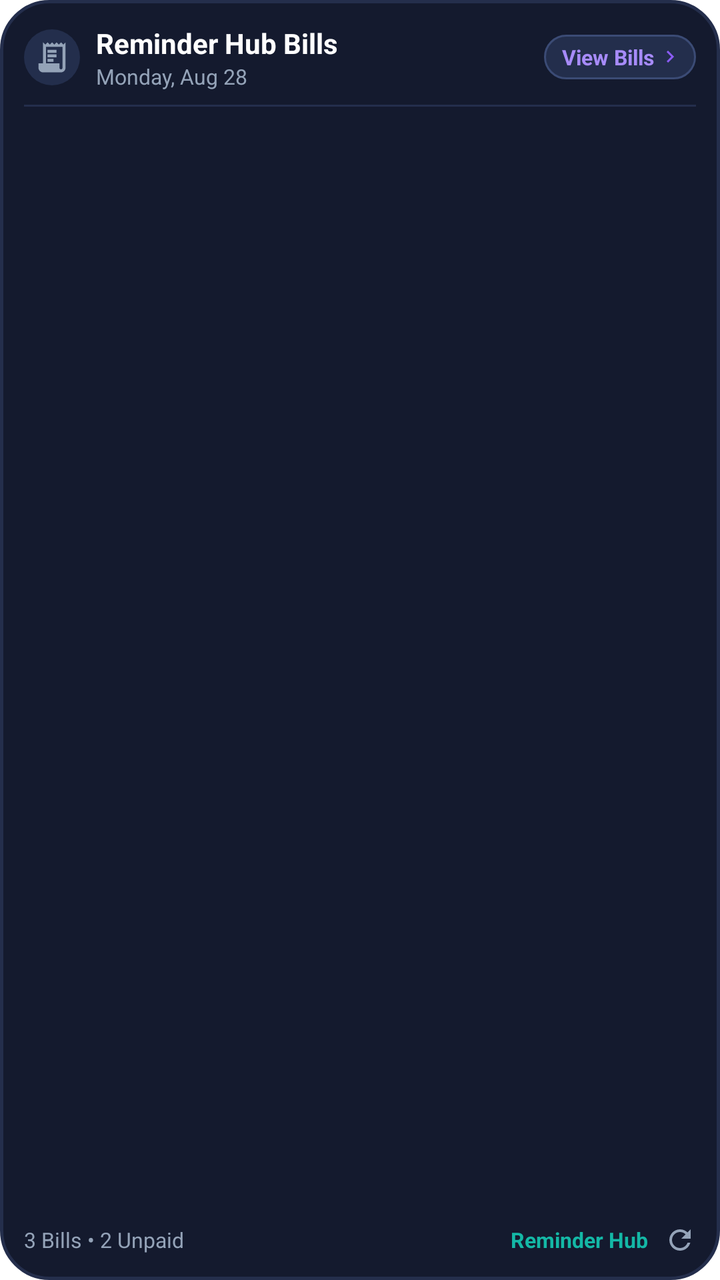
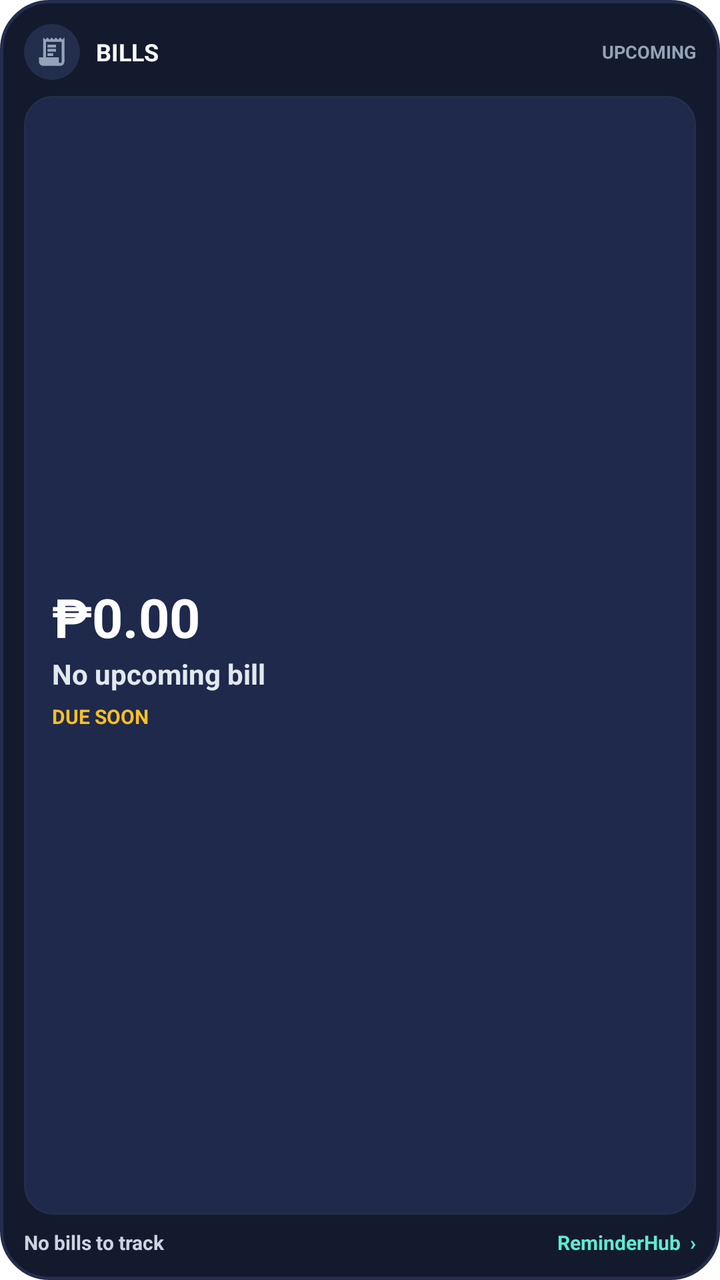

Two renders of the same Android screen: before a commit and after it. Below are the layout's source before the change and the commit's diff.
<!-- AndroidManifest.xml: fallback theme Theme.MaterialComponents.DayNight.NoActionBar -->
<!-- res/layout/bills_widget.xml -->
<?xml version="1.0" encoding="utf-8"?>
<LinearLayout xmlns:android="http://schemas.android.com/apk/res/android"
    android:id="@+id/bills_widget_root"
    android:layout_width="match_parent"
    android:layout_height="match_parent"
    android:background="@drawable/widget_background"
    android:orientation="vertical"
    android:padding="12dp">

    
    <LinearLayout
        android:id="@+id/widget_header_bar"
        android:layout_width="match_parent"
        android:layout_height="wrap_content"
        android:gravity="center_vertical"
        android:orientation="horizontal">

        <FrameLayout
            android:layout_width="28dp"
            android:layout_height="28dp"
            android:background="@drawable/widget_icon_circle_bg"
            android:layout_marginEnd="8dp">

            <ImageView
                android:layout_width="18dp"
                android:layout_height="18dp"
                android:layout_gravity="center"
                android:src="@drawable/ic_receipt_outline"
                android:contentDescription="Bills Icon" />
        </FrameLayout>

        <LinearLayout
            android:layout_width="0dp"
            android:layout_height="wrap_content"
            android:layout_weight="1"
            android:orientation="vertical">

            <TextView
                android:id="@+id/widget_header_title"
                android:layout_width="wrap_content"
                android:layout_height="wrap_content"
                android:text="Reminder Hub Bills"
                android:textColor="#FFFFFF"
                android:textSize="14sp"
                android:textStyle="bold" />

            <TextView
                android:id="@+id/widget_date_subtitle"
                android:layout_width="wrap_content"
                android:layout_height="wrap_content"
                android:text="Monday, Aug 28"
                android:textColor="#94A3B8"
                android:textSize="10.5sp" />
        </LinearLayout>

        
        <LinearLayout
            android:id="@+id/widget_btn_view_bills"
            android:layout_width="wrap_content"
            android:layout_height="wrap_content"
            android:background="@drawable/widget_action_button_bg"
            android:gravity="center_vertical"
            android:orientation="horizontal"
            android:paddingStart="9dp"
            android:paddingTop="4dp"
            android:paddingEnd="7dp"
            android:paddingBottom="4dp">

            <TextView
                android:layout_width="wrap_content"
                android:layout_height="wrap_content"
                android:text="View Bills"
                android:textColor="#A78BFA"
                android:textSize="10.5sp"
                android:textStyle="bold" />

            <ImageView
                android:layout_width="12dp"
                android:layout_height="12dp"
                android:layout_marginStart="2dp"
                android:src="@drawable/ic_widget_arrow_right"
                android:contentDescription="Go" />
        </LinearLayout>
    </LinearLayout>

    
    <ImageView
        android:layout_width="match_parent"
        android:layout_height="1dp"
        android:layout_marginTop="7dp"
        android:layout_marginBottom="7dp"
        android:background="#242E4C"
        android:contentDescription="divider" />

    
    <FrameLayout
        android:id="@+id/widget_list_container"
        android:layout_width="match_parent"
        android:layout_height="0dp"
        android:layout_weight="1">

        <ListView
            android:id="@+id/widget_bills_list"
            android:layout_width="match_parent"
            android:layout_height="match_parent"
            android:divider="@android:color/transparent"
            android:dividerHeight="5dp"
            android:clipToPadding="false"
            android:scrollbars="none"
            android:visibility="visible" />

        
        <LinearLayout
            android:id="@+id/widget_empty_layout"
            android:layout_width="match_parent"
            android:layout_height="match_parent"
            android:orientation="vertical"
            android:gravity="center"
            android:visibility="gone"
            android:padding="16dp">

            <ImageView
                android:layout_width="48dp"
                android:layout_height="48dp"
                android:src="@drawable/ic_receipt_outline"
                android:contentDescription="No bills" />

            <TextView
                android:layout_width="wrap_content"
                android:layout_height="wrap_content"
                android:layout_marginTop="8dp"
                android:text="No bills tracked"
                android:textSize="12sp"
                android:textColor="#94A3B8"
                android:textStyle="bold"
                android:gravity="center" />

            <TextView
                android:layout_width="wrap_content"
                android:layout_height="wrap_content"
                android:layout_marginTop="2dp"
                android:text="Add bills in Reminder Hub to see them here"
                android:textSize="10.5sp"
                android:textColor="#64748B"
                android:gravity="center" />
        </LinearLayout>
    </FrameLayout>

    
    <LinearLayout
        android:layout_width="match_parent"
        android:layout_height="wrap_content"
        android:orientation="horizontal"
        android:gravity="center_vertical"
        android:paddingTop="6dp">

        <TextView
            android:id="@+id/widget_footer_info"
            android:layout_width="0dp"
            android:layout_height="wrap_content"
            android:layout_weight="1"
            android:text="3 Bills • 2 Unpaid"
            android:textSize="10.5sp"
            android:textColor="#94A3B8"
            android:gravity="start" />

        <TextView
            android:id="@+id/widget_footer_brand"
            android:layout_width="wrap_content"
            android:layout_height="wrap_content"
                android:text="Reminder Hub"
            android:textSize="10.5sp"
            android:textStyle="bold"
            android:textColor="#14B8A6"
            android:gravity="end" />

        <ImageView
            android:id="@+id/widget_btn_refresh"
            android:layout_width="16dp"
            android:layout_height="16dp"
            android:layout_marginStart="8dp"
            android:src="@drawable/ic_widget_refresh"
            android:contentDescription="Refresh" />
    </LinearLayout>
</LinearLayout>
<!-- resources referenced by this layout -->
<resources>
  <!-- drawable ic_receipt_outline (drawable) -->
  ﻿<?xml version="1.0" encoding="utf-8"?>
  <vector xmlns:android="http://schemas.android.com/apk/res/android"
      android:width="24dp"
      android:height="24dp"
      android:viewportWidth="24"
      android:viewportHeight="24">
    <path
        android:fillColor="#94A3B8"
        android:pathData="M19.5,3.5L18,2l-1.5,1.5L15,2l-1.5,1.5L12,2l-1.5,1.5L9,2L7.5,3.5L6,2v14H3v3c0,1.66 1.34,3 3,3h12c1.66,0 3,-1.34 3,-3V2l-1.5,1.5zM19,19c0,0.55 -0.45,1 -1,1s-1,-0.45 -1,-1v-3H8V5h11v14zM9,7h6v2H9V7zM15,10H9v2h6v-2zM9,13h4v2H9v-2z"/>
  </vector>
  <!-- drawable ic_widget_arrow_right (drawable) -->
  <vector xmlns:android="http://schemas.android.com/apk/res/android"
      android:width="24dp"
      android:height="24dp"
      android:viewportWidth="24"
      android:viewportHeight="24">
    <path
        android:fillColor="#8B5CF6"
        android:pathData="M8.59,16.59L13.17,12 8.59,7.41 10,6l6,6 -6,6 -1.41,-1.41z"/>
  </vector>
  <!-- drawable ic_widget_refresh (drawable) -->
  <vector xmlns:android="http://schemas.android.com/apk/res/android"
      android:width="24dp"
      android:height="24dp"
      android:viewportWidth="24"
      android:viewportHeight="24">
    <path
        android:fillColor="#94A3B8"
        android:pathData="M17.65,6.35C16.2,4.9 14.21,4 12,4c-4.42,0 -7.99,3.58 -7.99,8s3.57,8 7.99,8c3.73,0 6.84,-2.55 7.73,-6h-2.08c-0.82,2.33 -3.04,4 -5.65,4 -3.31,0 -6,-2.69 -6,-6s2.69,-6 6,-6c1.66,0 3.14,0.69 4.22,1.78L13,11h7V4l-2.35,2.35z"/>
  </vector>
  <!-- drawable widget_action_button_bg (drawable) -->
  <?xml version="1.0" encoding="utf-8"?>
  <shape xmlns:android="http://schemas.android.com/apk/res/android"
      android:shape="rectangle">
      <corners android:radius="14dp" />
      <solid android:color="#232E4C" />
      <stroke
          android:width="1dp"
          android:color="#3B4B75" />
  </shape>
  <!-- drawable widget_background (drawable) -->
  <?xml version="1.0" encoding="utf-8"?>
  <shape xmlns:android="http://schemas.android.com/apk/res/android"
      android:shape="rectangle">
      <corners android:radius="24dp" />
      <solid android:color="#141A2E" />
      <stroke
          android:width="1.5dp"
          android:color="#242E4C" />
  </shape>
  <!-- drawable widget_icon_circle_bg (drawable) -->
  <?xml version="1.0" encoding="utf-8"?>
  <shape xmlns:android="http://schemas.android.com/apk/res/android"
      android:shape="oval">
      <solid android:color="#232E4C" />
  </shape>
</resources>

<!-- the commit's change to res/layout/bills_widget.xml (unified diff, before → after) -->
@@ -7,7 +7,6 @@
     android:orientation="vertical"
     android:padding="12dp">
 
-    
     <LinearLayout
         android:id="@+id/widget_header_bar"
         android:layout_width="match_parent"
@@ -18,168 +17,142 @@
         <FrameLayout
             android:layout_width="28dp"
             android:layout_height="28dp"
-            android:background="@drawable/widget_icon_circle_bg"
-            android:layout_marginEnd="8dp">
-
+            android:layout_marginEnd="8dp"
+            android:background="@drawable/widget_icon_circle_bg">
             <ImageView
-                android:layout_width="18dp"
-                android:layout_height="18dp"
+                android:layout_width="17dp"
+                android:layout_height="17dp"
                 android:layout_gravity="center"
-                android:src="@drawable/ic_receipt_outline"
-                android:contentDescription="Bills Icon" />
+                android:contentDescription="Bills"
+                android:src="@drawable/ic_receipt_outline" />
         </FrameLayout>
 
-        <LinearLayout
+        <TextView
+            android:id="@+id/widget_header_title"
             android:layout_width="0dp"
             android:layout_height="wrap_content"
             android:layout_weight="1"
-            android:orientation="vertical">
+            android:text="BILLS"
+            android:textColor="#F8FAFC"
+            android:textSize="12sp"
+            android:textStyle="bold" />
 
-            <TextView
-                android:id="@+id/widget_header_title"
-                android:layout_width="wrap_content"
-                android:layout_height="wrap_content"
-                android:text="Reminder Hub Bills"
-                android:textColor="#FFFFFF"
-                android:textSize="14sp"
-                android:textStyle="bold" />
-
-            <TextView
-                android:id="@+id/widget_date_subtitle"
-                android:layout_width="wrap_content"
-                android:layout_height="wrap_content"
-                android:text="Monday, Aug 28"
-                android:textColor="#94A3B8"
-                android:textSize="10.5sp" />
-        </LinearLayout>
-
-        
-        <LinearLayout
-            android:id="@+id/widget_btn_view_bills"
+        <TextView
+            android:id="@+id/widget_date_subtitle"
             android:layout_width="wrap_content"
             android:layout_height="wrap_content"
-            android:background="@drawable/widget_action_button_bg"
-            android:gravity="center_vertical"
-            android:orientation="horizontal"
-            android:paddingStart="9dp"
-            android:paddingTop="4dp"
-            android:paddingEnd="7dp"
-            android:paddingBottom="4dp">
-
-            <TextView
-                android:layout_width="wrap_content"
-                android:layout_height="wrap_content"
-                android:text="View Bills"
-                android:textColor="#A78BFA"
-                android:textSize="10.5sp"
-                android:textStyle="bold" />
-
-            <ImageView
-                android:layout_width="12dp"
-                android:layout_height="12dp"
-                android:layout_marginStart="2dp"
-                android:src="@drawable/ic_widget_arrow_right"
-                android:contentDescription="Go" />
-        </LinearLayout>
+            android:text="UPCOMING"
+            android:textColor="#94A3B8"
+            android:textSize="9sp"
+            android:textStyle="bold" />
     </LinearLayout>
 
-    
-    <ImageView
-        android:layout_width="match_parent"
-        android:layout_height="1dp"
-        android:layout_marginTop="7dp"
-        android:layout_marginBottom="7dp"
-        android:background="#242E4C"
-        android:contentDescription="divider" />
-
-    
-    <FrameLayout
-        android:id="@+id/widget_list_container"
+    <LinearLayout
+        android:id="@+id/widget_bill_hero"
         android:layout_width="match_parent"
         android:layout_height="0dp"
-        android:layout_weight="1">
+        android:layout_marginTop="8dp"
+        android:layout_weight="1"
+        android:background="@drawable/widget_bills_bg"
+        android:gravity="center_vertical"
+        android:orientation="vertical"
+        android:paddingStart="14dp"
+        android:paddingTop="10dp"
+        android:paddingEnd="14dp"
+        android:paddingBottom="10dp">
 
-        <ListView
-            android:id="@+id/widget_bills_list"
+        <TextView
+            android:id="@+id/widget_bill_amount"
             android:layout_width="match_parent"
-            android:layout_height="match_parent"
-            android:divider="@android:color/transparent"
-            android:dividerHeight="5dp"
-            android:clipToPadding="false"
-            android:scrollbars="none"
-            android:visibility="visible" />
+            android:layout_height="wrap_content"
+            android:ellipsize="end"
+            android:maxLines="1"
+            android:text="₱0.00"
+            android:textColor="#FFFFFF"
+            android:textSize="27sp"
+            android:textStyle="bold" />
 
-        
-        <LinearLayout
-            android:id="@+id/widget_empty_layout"
+        <TextView
+            android:id="@+id/widget_bill_name"
             android:layout_width="match_parent"
-            android:layout_height="match_parent"
-            android:orientation="vertical"
-            android:gravity="center"
-            android:visibility="gone"
-            android:padding="16dp">
+            android:layout_height="wrap_content"
+            android:layout_marginTop="1dp"
+            android:ellipsize="end"
+            android:maxLines="1"
+            android:text="No upcoming bill"
+            android:textColor="#E2E8F0"
+            android:textSize="14sp"
+            android:textStyle="bold" />
 
-            <ImageView
-                android:layout_width="48dp"
-                android:layout_height="48dp"
-                android:src="@drawable/ic_receipt_outline"
-                android:contentDescription="No bills" />
+        <TextView
+            android:id="@+id/widget_bill_due_status"
+            android:layout_width="match_parent"
+            android:layout_height="wrap_content"
+            android:layout_marginTop="5dp"
+            android:ellipsize="end"
+            android:maxLines="1"
+            android:text="DUE SOON"
+            android:textColor="#FBBF24"
+            android:textSize="10sp"
+            android:textStyle="bold" />
+    </LinearLayout>
 
-            <TextView
-                android:layout_width="wrap_content"
-                android:layout_height="wrap_content"
-                android:layout_marginTop="8dp"
-                android:text="No bills tracked"
-                android:textSize="12sp"
-                android:textColor="#94A3B8"
-                android:textStyle="bold"
-                android:gravity="center" />
-
-            <TextView
-                android:layout_width="wrap_content"
-                android:layout_height="wrap_content"
-                android:layout_marginTop="2dp"
-                android:text="Add bills in Reminder Hub to see them here"
-                android:textSize="10.5sp"
-                android:textColor="#64748B"
-                android:gravity="center" />
-        </LinearLayout>
-    </FrameLayout>
-
-    
     <LinearLayout
         android:layout_width="match_parent"
         android:layout_height="wrap_content"
-        android:orientation="horizontal"
+        android:layout_marginTop="7dp"
         android:gravity="center_vertical"
-        android:paddingTop="6dp">
+        android:orientation="horizontal">
 
         <TextView
             android:id="@+id/widget_footer_info"
             android:layout_width="0dp"
             android:layout_height="wrap_content"
             android:layout_weight="1"
-            android:text="3 Bills • 2 Unpaid"
-            android:textSize="10.5sp"
-            android:textColor="#94A3B8"
-            android:gravity="start" />
+            android:text="No bills to track"
+            android:textColor="#CBD5E1"
+            android:textSize="10sp"
+            android:textStyle="bold" />
 
         <TextView
             android:id="@+id/widget_footer_brand"
             android:layout_width="wrap_content"
             android:layout_height="wrap_content"
-                android:text="Reminder Hub"
-            android:textSize="10.5sp"
-            android:textStyle="bold"
-            android:textColor="#14B8A6"
-            android:gravity="end" />
+            android:text="ReminderHub  ›"
+            android:textColor="#5EEAD4"
+            android:textSize="10sp"
+            android:textStyle="bold" />
+    </LinearLayout>
 
-        <ImageView
-            android:id="@+id/widget_btn_refresh"
-            android:layout_width="16dp"
-            android:layout_height="16dp"
-            android:layout_marginStart="8dp"
-            android:src="@drawable/ic_widget_refresh"
-            android:contentDescription="Refresh" />
-    </LinearLayout>
+    
+    <ListView
+        android:id="@+id/widget_bills_list"
+        android:layout_width="0dp"
+        android:layout_height="0dp"
+        android:visibility="gone" />
+    <FrameLayout
+        android:id="@+id/widget_empty_layout"
+        android:layout_width="0dp"
+        android:layout_height="0dp"
+        android:visibility="gone" />
+    <FrameLayout
+        android:id="@+id/widget_list_container"
+        android:layout_width="0dp"
+        android:layout_height="0dp"
+        android:visibility="gone" />
+    <ImageView
+        android:id="@+id/widget_btn_refresh"
+        android:layout_width="0dp"
+        android:layout_height="0dp"
+        android:visibility="gone" />
+    <TextView
+        android:id="@+id/widget_footer_brand"
+        android:layout_width="0dp"
+        android:layout_height="0dp"
+        android:visibility="gone" />
+    <LinearLayout
+        android:id="@+id/widget_btn_view_bills"
+        android:layout_width="0dp"
+        android:layout_height="0dp"
+        android:visibility="gone" />
 </LinearLayout>
<!-- resource entries referenced after the edit -->
@@ -11,36 +11,6 @@
         android:fillColor="#94A3B8"
         android:pathData="M19.5,3.5L18,2l-1.5,1.5L15,2l-1.5,1.5L12,2l-1.5,1.5L9,2L7.5,3.5L6,2v14H3v3c0,1.66 1.34,3 3,3h12c1.66,0 3,-1.34 3,-3V2l-1.5,1.5zM19,19c0,0.55 -0.45,1 -1,1s-1,-0.45 -1,-1v-3H8V5h11v14zM9,7h6v2H9V7zM15,10H9v2h6v-2zM9,13h4v2H9v-2z"/>
   </vector>
-  <!-- drawable ic_widget_arrow_right (drawable) -->
-  <vector xmlns:android="http://schemas.android.com/apk/res/android"
-      android:width="24dp"
-      android:height="24dp"
-      android:viewportWidth="24"
-      android:viewportHeight="24">
-    <path
-        android:fillColor="#8B5CF6"
-        android:pathData="M8.59,16.59L13.17,12 8.59,7.41 10,6l6,6 -6,6 -1.41,-1.41z"/>
-  </vector>
-  <!-- drawable ic_widget_refresh (drawable) -->
-  <vector xmlns:android="http://schemas.android.com/apk/res/android"
-      android:width="24dp"
-      android:height="24dp"
-      android:viewportWidth="24"
-      android:viewportHeight="24">
-    <path
-        android:fillColor="#94A3B8"
-        android:pathData="M17.65,6.35C16.2,4.9 14.21,4 12,4c-4.42,0 -7.99,3.58 -7.99,8s3.57,8 7.99,8c3.73,0 6.84,-2.55 7.73,-6h-2.08c-0.82,2.33 -3.04,4 -5.65,4 -3.31,0 -6,-2.69 -6,-6s2.69,-6 6,-6c1.66,0 3.14,0.69 4.22,1.78L13,11h7V4l-2.35,2.35z"/>
-  </vector>
-  <!-- drawable widget_action_button_bg (drawable) -->
-  <?xml version="1.0" encoding="utf-8"?>
-  <shape xmlns:android="http://schemas.android.com/apk/res/android"
-      android:shape="rectangle">
-      <corners android:radius="14dp" />
-      <solid android:color="#232E4C" />
-      <stroke
-          android:width="1dp"
-          android:color="#3B4B75" />
-  </shape>
   <!-- drawable widget_background (drawable) -->
   <?xml version="1.0" encoding="utf-8"?>
   <shape xmlns:android="http://schemas.android.com/apk/res/android"
@@ -51,6 +21,16 @@
           android:width="1.5dp"
           android:color="#242E4C" />
   </shape>
+  <!-- drawable widget_bills_bg (drawable) -->
+  <?xml version="1.0" encoding="utf-8"?>
+  <shape xmlns:android="http://schemas.android.com/apk/res/android"
+      android:shape="rectangle">
+      <corners android:radius="14dp" />
+      <solid android:color="#1E294B" />
+      <stroke
+          android:width="1dp"
+          android:color="#242E4C" />
+  </shape>
   <!-- drawable widget_icon_circle_bg (drawable) -->
   <?xml version="1.0" encoding="utf-8"?>
   <shape xmlns:android="http://schemas.android.com/apk/res/android"
